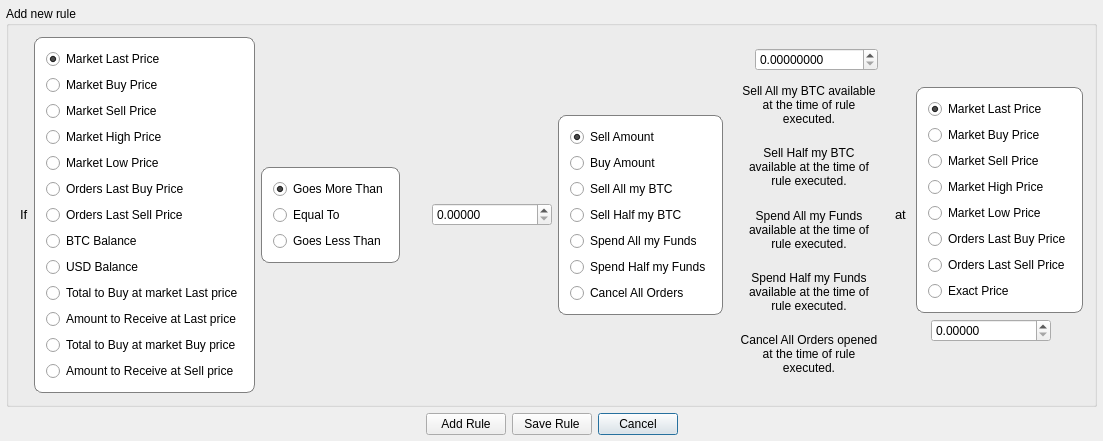
Qt form src/addrulewindow.ui (JulyIghor/QtBitcoinTrader) before a commit.
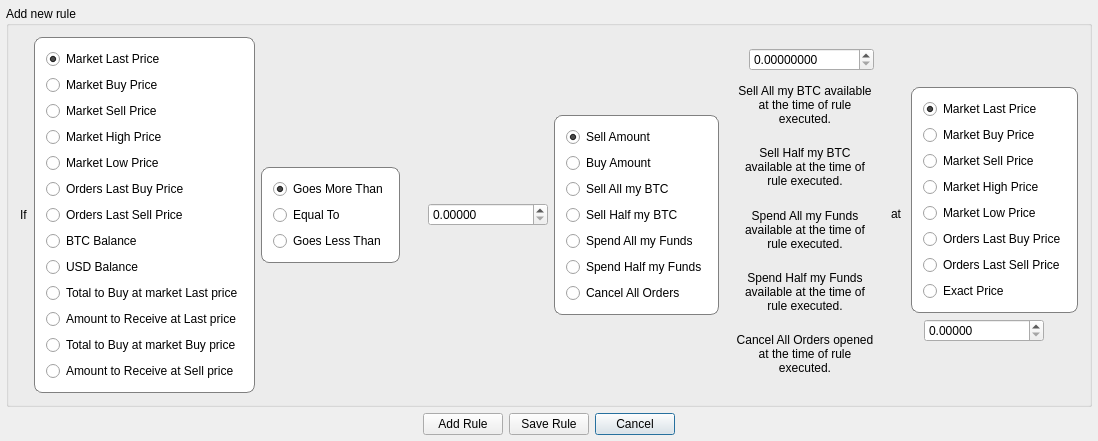
The same form after that commit.

What changed in the file:
```diff
--- a/src/addrulewindow.ui
+++ b/src/addrulewindow.ui
@@ -315,13 +315,6 @@
              <verstretch>0</verstretch>
             </sizepolicy>
            </property>
-           <property name="font">
-            <font>
-             <pointsize>11</pointsize>
-             <weight>50</weight>
-             <bold>false</bold>
-            </font>
-           </property>
            <property name="accessibleDescription">
             <string>BTC_ICON</string>
            </property>
@@ -687,13 +680,6 @@
           <verstretch>0</verstretch>
          </sizepolicy>
         </property>
-        <property name="font">
-         <font>
-          <pointsize>10</pointsize>
-          <weight>50</weight>
-          <bold>false</bold>
-         </font>
-        </property>
         <property name="accessibleName">
          <string>TR00056</string>
         </property>
@@ -722,13 +708,6 @@
              <verstretch>0</verstretch>
             </sizepolicy>
            </property>
-           <property name="font">
-            <font>
-             <pointsize>10</pointsize>
-             <weight>50</weight>
-             <bold>false</bold>
-            </font>
-           </property>
            <property name="accessibleName">
             <string>TR00081</string>
            </property>
@@ -793,13 +772,6 @@
                <verstretch>0</verstretch>
               </sizepolicy>
              </property>
-             <property name="font">
-              <font>
-               <pointsize>11</pointsize>
-               <weight>50</weight>
-               <bold>false</bold>
-              </font>
-             </property>
              <property name="accessibleDescription">
               <string>USD_ICON</string>
              </property>
@@ -968,13 +940,6 @@
             <verstretch>0</verstretch>
            </sizepolicy>
           </property>
-          <property name="font">
-           <font>
-            <pointsize>11</pointsize>
-            <weight>50</weight>
-            <bold>false</bold>
-           </font>
-          </property>
           <property name="accessibleDescription">
            <string>BTC_ICON</string>
           </property>
@@ -997,13 +962,6 @@
             <verstretch>0</verstretch>
            </sizepolicy>
           </property>
-          <property name="font">
-           <font>
-            <pointsize>11</pointsize>
-            <weight>50</weight>
-            <bold>false</bold>
-           </font>
-          </property>
           <property name="accessibleDescription">
            <string>USD_ICON</string>
           </property>
```
